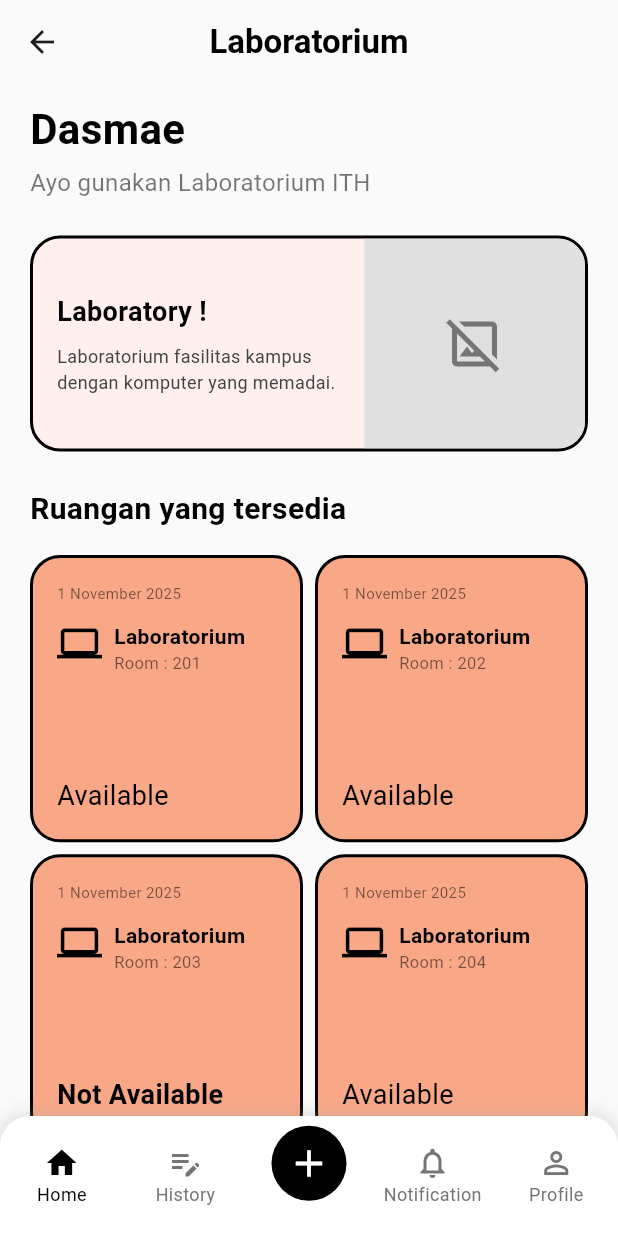
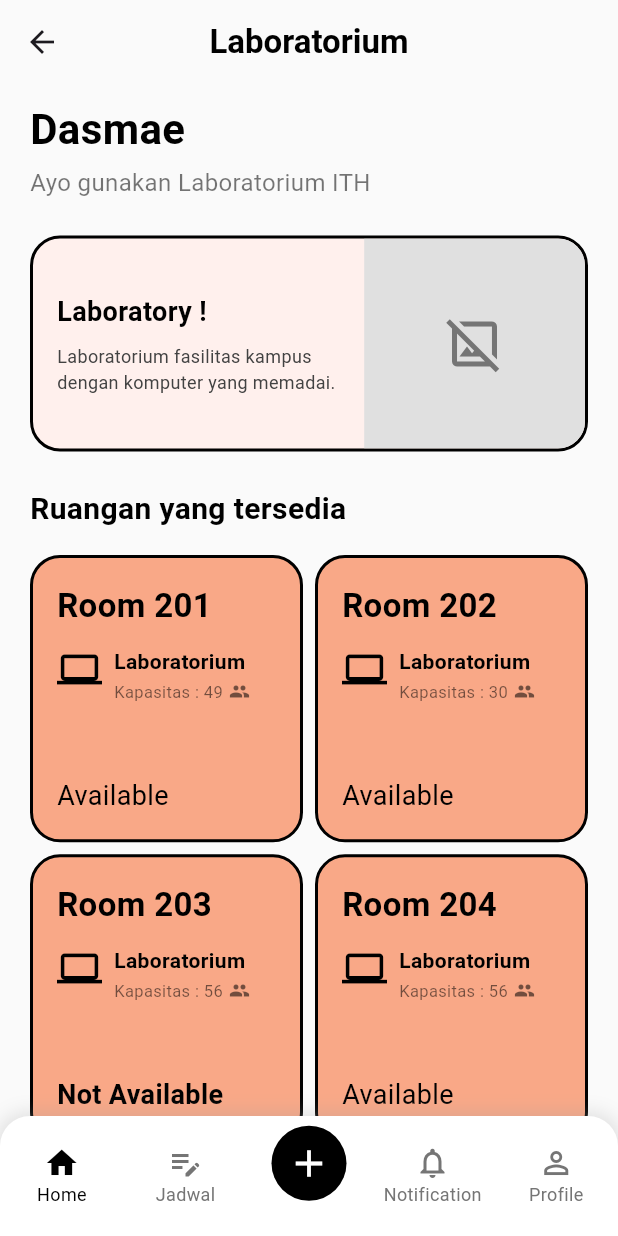
Before and after one commit to codebaradev/pentas, a Flutter app: the LaboratoriumPage screen opened directly, on a phone screen of 412 x 824 dp. Run offline on Flutter 3.47's test engine with Material 3 defaults, Android fonts, the phone set to English and light mode, and no system bars.

Commit message:
fix: perbaiki UI kapasitas lab, masih mau lgi diperbaiki

```diff
--- a/lib/pages/lab_page.dart
+++ b/lib/pages/lab_page.dart
@@ -12,36 +12,38 @@ class LaboratoriumPage extends StatefulWidget {
 }
 
 class _LaboratoriumPageState extends State<LaboratoriumPage> {
-  // Melacak item yang dipilih di Bottom Nav Bar
   int _selectedIndex = 0;
-
-  // Mendefinisikan warna kustom dari gambar
   final Color cardColor = const Color(0xFFF9A887);
   final Color cardBackgroundColor = const Color(0xFFFFF0ED);
   final Color pageBackgroundColor = const Color(0xFFFAFAFA);
 
-  // Fungsi untuk menangani klik Bottom Nav Bar
+  // Fungsi navigasi Bottom Bar yang sudah dilengkapi
   void _onItemTapped(int index) {
+      if (index == _selectedIndex) return; // Tidak ada aksi jika di halaman yg sama
+
       if (index == 0) {
         Navigator.pop(context); // Kembali ke Home
         return;
       }
-      if (index == 2) {
+
+      if (index == 2) { // Tombol Add
         print("Tombol Add ditekan!");
         return;
       }
 
-      // --- TAMBAHKAN LOGIKA NAVIGASI INI ---
+      if (index == 3) { // Index 3 adalah Notifikasi
+         print("Tombol Notifikasi ditekan!");
+         // TODO: Tambahkan navigasi ke Halaman Notifikasi
+         return;
+      }
+
       if (index == 4) { // Index 4 adalah Profile
-        // Ganti halaman Lab dengan halaman Profile
-        Navigator.pushReplacement(
+        Navigator.pushReplacement( // Ganti halaman
           context,
           MaterialPageRoute(builder: (context) => const ProfilePage()),
         );
         return;
       }
-      // TODO: Tambahkan navigasi untuk History (index 1) dan Notification (index 3)
-      // --- AKHIR PENAMBAHAN ---
     }
 
   @override
@@ -54,25 +56,19 @@ class _LaboratoriumPageState extends State<LaboratoriumPage> {
           style: TextStyle(color: Colors.black, fontWeight: FontWeight.bold),
         ),
         centerTitle: true,
-        backgroundColor: Colors.transparent, // Transparan agar menyatu
+        backgroundColor: Colors.transparent,
         elevation: 0,
-        // Tombol kembali (back arrow) akan otomatis muncul
-        // karena kita menggunakan Navigator.push()
       ),
       body: SingleChildScrollView(
-        // Padding utama untuk seluruh konten
         padding: const EdgeInsets.symmetric(horizontal: 20.0),
         child: Column(
           crossAxisAlignment: CrossAxisAlignment.start,
           children: [
             const SizedBox(height: 10),
-            // 1. Teks "Dasmae"
             _buildLabHeader(),
             const SizedBox(height: 24),
-            // 2. Banner "Laboratory !"
             _buildLabBanner(),
             const SizedBox(height: 24),
-            // 3. Judul "Ruangan yang tersedia"
             const Text(
               "Ruangan yang tersedia",
               style: TextStyle(
@@ -82,20 +78,17 @@ class _LaboratoriumPageState extends State<LaboratoriumPage> {
               ),
             ),
             const SizedBox(height: 16),
-            // 4. Grid Ruangan
             _buildRoomGrid(),
-            const SizedBox(height: 20), // Spasi di bawah
+            const SizedBox(height: 20),
           ],
         ),
       ),
-      // 5. Bottom Navigation Bar Kustom (Sama seperti Home)
       bottomNavigationBar: _buildCustomBottomNav(),
     );
   }
 
   // --- WIDGET HELPER ---
 
-  // Header "Dasmae"
   Widget _buildLabHeader() {
     return const Column(
       crossAxisAlignment: CrossAxisAlignment.start,
@@ -120,7 +113,6 @@ class _LaboratoriumPageState extends State<LaboratoriumPage> {
     );
   }
 
-  // Banner "Laboratory" (Mirip dengan di Home)
   Widget _buildLabBanner() {
     return Container(
       decoration: BoxDecoration(
@@ -132,7 +124,6 @@ class _LaboratoriumPageState extends State<LaboratoriumPage> {
         borderRadius: BorderRadius.circular(18),
         child: Row(
           children: [
-            // Bagian Kiri (Teks)
             Expanded(
               flex: 3,
               child: Padding(
@@ -161,28 +152,18 @@ class _LaboratoriumPageState extends State<LaboratoriumPage> {
                 ),
               ),
             ),
-
-            // --- PERBAIKAN 1: MENGHILANGKAN ERROR GAMBAR ---
-            // Mengganti Image.network (yang error) dengan placeholder
             Expanded(
               flex: 2,
               child: Container(
                 height: 140,
-                color: Colors.grey[300], // Warna placeholder
+                color: Colors.grey[300],
                 child: Icon(
-                  Icons.image_not_supported_outlined, // Ikon placeholder
+                  Icons.image_not_supported_outlined,
                   color: Colors.grey[600],
                   size: 40,
                 ),
-                // --- Ganti dengan ini jika Anda punya gambar lokal ---
-                // child: Image.asset(
-                //   'assets/images/nama_gambar_anda.png',
-                //   height: 140,
-                //   fit: BoxFit.cover,
-                // ),
               ),
             ),
-            // --- AKHIR PERBAIKAN 1 ---
           ],
         ),
       ),
@@ -193,29 +174,29 @@ class _LaboratoriumPageState extends State<LaboratoriumPage> {
   Widget _buildRoomGrid() {
     return GridView.count(
       crossAxisCount: 2,
-      crossAxisSpacing: 8,
-      mainAxisSpacing: 8,
+      crossAxisSpacing: 8, // Mengembalikan ke 8 sesuai kode Anda
+      mainAxisSpacing: 8, // Mengembalikan ke 8 sesuai kode Anda
       shrinkWrap: true,
       physics: const NeverScrollableScrollPhysics(),
-      // Menggunakan rasio yang sama dengan home page untuk konsistensi
       childAspectRatio: 0.95,
       children: [
         // Item 1: Room 201
-        _buildRoomCard(roomNumber: "201", isAvailable: true),
+        _buildRoomCard(roomNumber: "201", isAvailable: true, kapasitas: "49"),
         // Item 2: Room 202
-        _buildRoomCard(roomNumber: "202", isAvailable: true),
+        _buildRoomCard(roomNumber: "202", isAvailable: true, kapasitas: "30"),
         // Item 3: Room 203
-        _buildRoomCard(roomNumber: "203", isAvailable: false),
+        _buildRoomCard(roomNumber: "203", isAvailable: false, kapasitas: "56"),
         // Item 4: Room 204
-        _buildRoomCard(roomNumber: "204", isAvailable: true),
+        _buildRoomCard(roomNumber: "204", isAvailable: true, kapasitas: "56"),
       ],
     );
   }
 
-  // Helper untuk membuat card ruangan
+  // --- PERBAIKAN UTAMA ADA DI FUNGSI INI ---
   Widget _buildRoomCard({
     required String roomNumber,
     required bool isAvailable,
+    required String kapasitas,
   }) {
     return Container(
       padding: const EdgeInsets.all(16),
@@ -227,43 +208,65 @@ class _LaboratoriumPageState extends State<LaboratoriumPage> {
       child: Column(
         crossAxisAlignment: CrossAxisAlignment.start,
         children: [
-          const Text(
-            "1 November 2025",
-            style: TextStyle(fontSize: 10, color: Colors.black54),
+          // 1. Judul "Room 201"
+          Text(
+            "Room $roomNumber",
+            style: const TextStyle(
+              fontSize: 22,
+              fontWeight: FontWeight.bold,
+              color: Colors.black,
+            ),
           ),
           const SizedBox(height: 12),
+
+          // 2. Info Lab & Kapasitas
           Row(
             crossAxisAlignment: CrossAxisAlignment.start,
             children: [
               const Icon(Icons.computer_outlined, size: 30, color: Colors.black),
               const SizedBox(width: 8),
-
-              // --- PERBAIKAN 2: MENGHILANGKAN OVERFLOW ---
-              // Membungkus Column dengan Expanded agar teks otomatis
-              // turun (wrap) jika tidak muat.
               Expanded(
                 child: Column(
                   crossAxisAlignment: CrossAxisAlignment.start,
                   children: [
+                    // Teks "Laboratorium"
                     const Text(
                       "Laboratorium",
                       style: TextStyle(
                           fontSize: 14,
                           fontWeight: FontWeight.bold,
                           color: Colors.black),
-                      overflow: TextOverflow.ellipsis, // Opsi tambahan
+                      overflow: TextOverflow.ellipsis,
                     ),
-                    Text(
-                      "Room : $roomNumber",
-                      style: const TextStyle(fontSize: 11, color: Colors.black54),
+                    const SizedBox(height: 2),
+
+                    // --- INI PERBAIKANNYA ---
+                    // Baris "Kapasitas : 49 [ikon]"
+                    Row(
+                      children: [
+                        // 1. Bungkus Teks dengan Flexible
+                        Flexible(
+                          child: Text(
+                            "Kapasitas : $kapasitas",
+                            style: const TextStyle(fontSize: 11, color: Colors.black54),
+                            // 2. Tambahkan overflow ellipsis
+                            overflow: TextOverflow.ellipsis,
+                          ),
+                        ),
+                        const SizedBox(width: 4),
+                        const Icon(Icons.people, size: 14, color: Colors.black54),
+                      ],
                     ),
+                    // --- AKHIR PERBAIKAN ---
                   ],
                 ),
               ),
-              // --- AKHIR PERBAIKAN 2 ---
             ],
           ),
+
           const Spacer(), // Mendorong status ke bawah
+
+          // 3. Status "Available"
           Text(
             isAvailable ? "Available" : "Not Available",
             style: TextStyle(
@@ -276,10 +279,10 @@ class _LaboratoriumPageState extends State<LaboratoriumPage> {
       ),
     );
   }
+  // --- AKHIR PERBAIKAN DESAIN GRID ---
 
-  // --- WIDGET YANG DISALIN DARI HOME PAGE ---
-  // (Pastikan ini identik dengan yang ada di home_page.dart)
 
+  // --- Bottom Nav Bar (Tidak berubah) ---
   Widget _buildCustomBottomNav() {
     return Container(
       height: 80,
@@ -322,7 +325,7 @@ class _LaboratoriumPageState extends State<LaboratoriumPage> {
             ),
             const BottomNavigationBarItem(
               icon: Icon(Icons.edit_note_outlined),
-              label: "History",
+              label: "Jadwal",
               activeIcon: Icon(Icons.edit_note),
             ),
             BottomNavigationBarItem(
```
